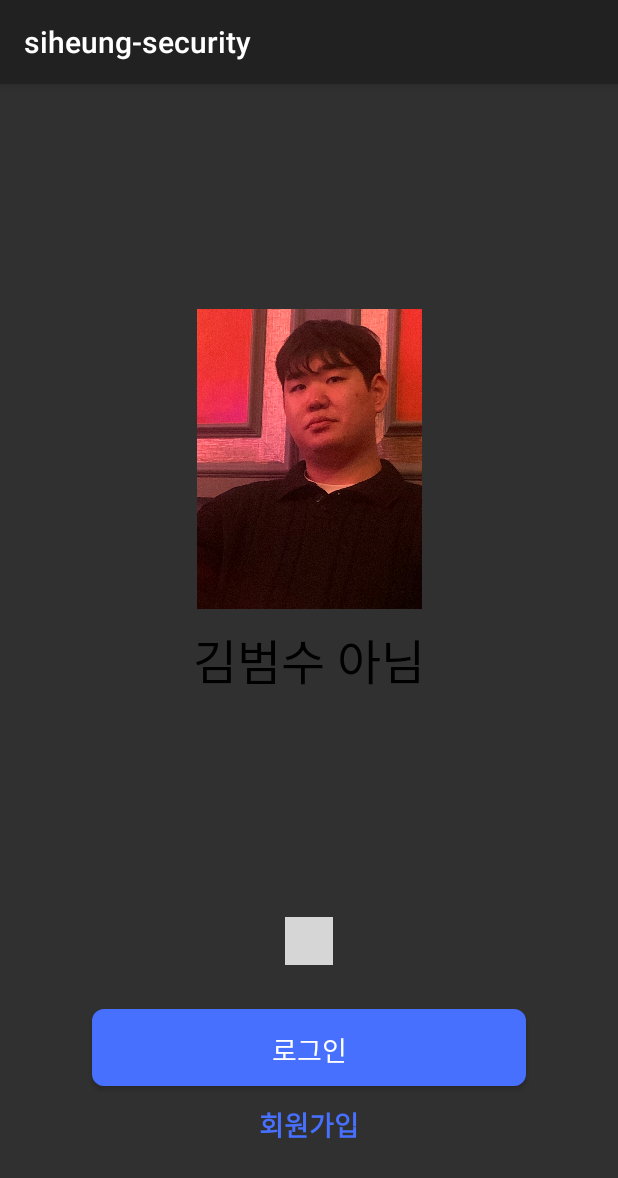
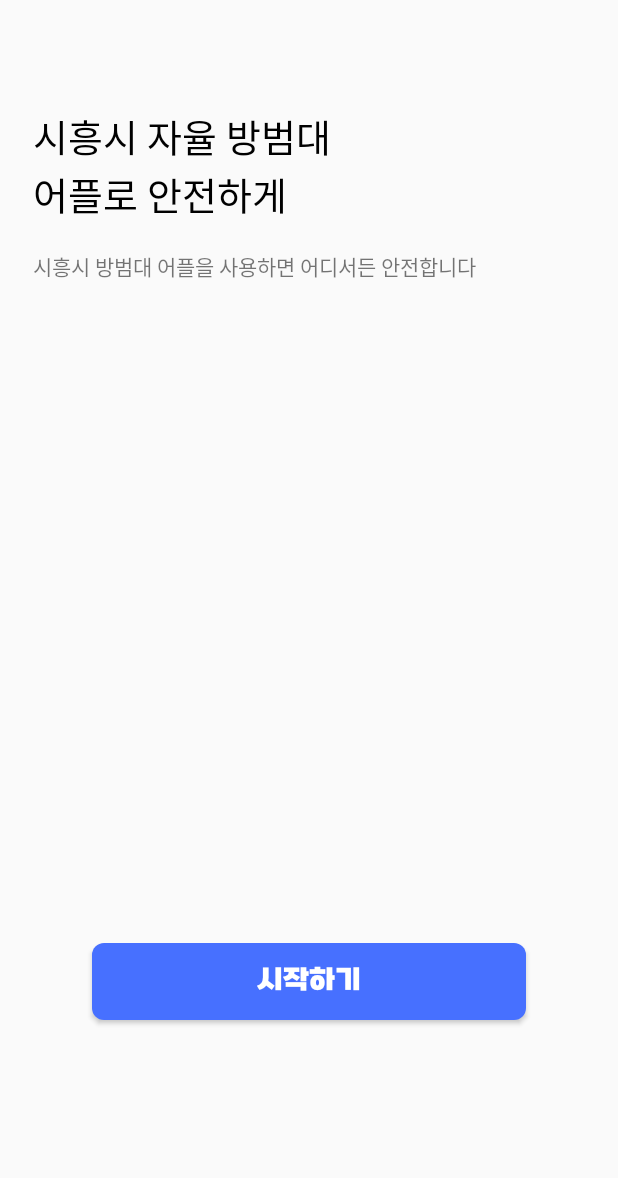
Before and after one commit to TUK-4-Idiots/siheung-security, an Android app built with Jetpack Compose: the screen it shows after launch (OnboardingActivity before the commit, FirstViewActivity after it), on a phone screen of 412 x 824 dp. Shown: the top 1178 px of the screen. Run offline under Robolectric (Android 15) with nearby library versions, the phone set to English and light mode, and no system bars; plain views replace WormDotsIndicator; grey boxes are pictures that could not be loaded.

Commit message:
feat: 스플래시 화면 및 온보딩 화면 구현

```diff
--- a/app/build.gradle.kts
+++ b/app/build.gradle.kts
@@ -70,6 +70,10 @@ dependencies {
     androidTestImplementation("androidx.compose.ui:ui-test-junit4")
     debugImplementation("androidx.compose.ui:ui-tooling")
     debugImplementation("androidx.compose.ui:ui-test-manifest")
+    //온보딩 화면 라이브러리
     implementation("androidx.viewpager2:viewpager2:1.0.0")
     implementation("com.tbuonomo:dotsindicator:5.0")
+    //스플래시 화면 라이브러리
+    implementation ("pl.droidsonroids.gif:android-gif-drawable:1.2.20")
+
 }
--- /dev/null
+++ b/app/src/main/java/com/siheung/siheung_security/FirstViewActivity.kt
@@ -0,0 +1,21 @@
+package com.siheung.siheung_security
+
+import android.content.Intent
+import android.os.Bundle
+import android.widget.Button
+import androidx.appcompat.app.AppCompatActivity
+import com.siheung.siheung_security.databinding.ActivityFirstViewBinding
+
+class FirstViewActivity : AppCompatActivity() {
+    private lateinit var binding: ActivityFirstViewBinding // 뷰 바인딩을 위한 바인딩 변수
+    lateinit var startbutton: Button
+
+    override fun onCreate(savedInstanceState: Bundle?) {
+        super.onCreate(savedInstanceState)
+        setContentView(R.layout.activity_first_view)
+
+        startbutton = findViewById(R.id.startbutton)
+        val intent = Intent(this, OnboardingActivity::class.java)
+        startbutton.setOnClickListener{startActivity(intent)}
+    }
+}
--- /dev/null
+++ b/app/src/main/java/com/siheung/siheung_security/MainActivity.kt
@@ -0,0 +1,29 @@
+package com.siheung.siheung_security
+
+import android.content.Intent
+import android.os.Bundle
+import android.os.Handler
+import android.os.Looper
+import androidx.appcompat.app.AppCompatActivity
+import com.siheung.siheung_security.FirstViewActivity
+import com.siheung.siheung_security.R
+
+class MainActivity : AppCompatActivity() {
+
+    override fun onCreate(savedInstanceState: Bundle?) {
+        super.onCreate(savedInstanceState)
+        setContentView(R.layout.activity_main)
+
+        supportActionBar?.hide()
+
+        moveMain(3) // 3초 후에 FirstViewActivity로 이동
+    }
+
+    private fun moveMain(sec: Int) {
+        Handler().postDelayed({
+            val intent = Intent(this, FirstViewActivity::class.java)
+            startActivity(intent) // intent에 명시된 액티비티로 이동
+            finish() // 현재 액티비티 종료
+        }, 1000 * sec.toLong()) // sec초 정도 딜레이를 준 후 시작
+    }
+}
--- a/app/src/main/java/com/siheung/siheung_security/ViewpagerAdapter.kt
+++ b/app/src/main/java/com/siheung/siheung_security/ViewpagerAdapter.kt
@@ -16,7 +16,6 @@ class ViewpagerAdapter(
     // ViewHolder 내부 클래스 정의
     inner class Pager2ViewHolder(itemView: View) : RecyclerView.ViewHolder(itemView) {
         // 아이템 뷰에서 사용하는 뷰 요소들을 선언합니다.
-        val itemTitle: TextView = itemView.findViewById(R.id.tvTitle) // 제목 텍스트 뷰
         val itemDetails: TextView = itemView.findViewById(R.id.tvAbout) // 세부 내용 텍스트 뷰
         val itemImage: ImageView = itemView.findViewById(R.id.ivImage) // 이미지 뷰
     }
@@ -35,7 +34,6 @@ class ViewpagerAdapter(
 
     // 뷰홀더에 데이터 바인딩
     override fun onBindViewHolder(holder: Pager2ViewHolder, position: Int) {
-        holder.itemTitle.text = title[position] // 제목 설정
         holder.itemDetails.text = details[position] // 세부 내용 설정
         holder.itemImage.setImageResource(images[position]) // 이미지 설정
 
--- /dev/null
+++ b/app/src/main/res/layout/activity_first_view.xml
@@ -0,0 +1,54 @@
+<?xml version="1.0" encoding="utf-8"?>
+<androidx.constraintlayout.widget.ConstraintLayout xmlns:android="http://schemas.android.com/apk/res/android"
+    xmlns:app="http://schemas.android.com/apk/res-auto"
+    android:layout_width="match_parent"
+    android:layout_height="match_parent">
+
+    <TextView
+        android:id="@+id/text1"
+        android:layout_width="match_parent"
+        android:layout_height="wrap_content"
+        android:text="시흥시 자율 방범대"
+        android:textColor="#000000"
+        android:fontFamily="@font/onemobiletitle"
+        android:textSize="25dp"
+        android:paddingLeft="22dp"
+        android:paddingTop="71dp"></TextView>
+
+    <TextView
+        android:id="@+id/text2"
+        android:layout_width="match_parent"
+        android:layout_height="wrap_content"
+        android:text="어플로 안전하게"
+        android:textColor="#000000"
+        android:fontFamily="@font/onemobiletitle"
+        android:textSize="25dp"
+        android:paddingLeft="22dp"
+        android:paddingBottom="18dp"
+        app:layout_constraintTop_toBottomOf="@+id/text1"></TextView>
+
+    <TextView
+        android:layout_width="match_parent"
+        android:layout_height="wrap_content"
+        android:text="시흥시 방범대 어플을 사용하면 어디서든 안전합니다"
+        android:paddingLeft="22dp"
+        android:fontFamily="@font/onemobiletitle"
+        app:layout_constraintTop_toBottomOf="@+id/text2"></TextView>
+
+    <Button
+        android:id="@+id/startbutton"
+        android:layout_width="289dp"
+        android:layout_height="51dp"
+        android:layout_marginHorizontal="8dp"
+        android:layout_marginTop="4dp"
+        android:layout_marginBottom="144dp"
+        android:background="@drawable/button_background_blue"
+        android:padding="13dp"
+        android:text="시작하기"
+        android:fontFamily="@font/sbaggro"
+        android:textColor="#FFFFFF"
+        android:textSize="18dp"
+        app:layout_constraintBottom_toBottomOf="parent"
+        app:layout_constraintLeft_toLeftOf="parent"
+        app:layout_constraintRight_toRightOf="parent"></Button>
+</androidx.constraintlayout.widget.ConstraintLayout>
--- a/app/src/main/res/layout/activity_onboarding.xml
+++ b/app/src/main/res/layout/activity_onboarding.xml
@@ -40,6 +40,7 @@
         android:text="로그인"
         android:textSize="18dp"
         android:textColor="#FFFFFF"
+        android:fontFamily="@font/sbaggro"
         android:layout_marginBottom="100dp"
         android:padding="13dp"
         android:layout_marginTop="4dp"
@@ -55,6 +56,7 @@
         android:layout_width="70dp"
         android:layout_height="51dp"
         android:text="회원가입"
+        android:fontFamily="@font/sbaggro"
         app:layout_constraintTop_toBottomOf="@+id/loginButton"
         app:layout_constraintLeft_toLeftOf="parent"
         app:layout_constraintRight_toRightOf="parent"
--- a/app/src/main/res/layout/item_page.xml
+++ b/app/src/main/res/layout/item_page.xml
@@ -6,20 +6,12 @@
     android:layout_width="match_parent"
     android:layout_height="match_parent">
 
-    <TextView
-        android:id="@+id/tvTitle"
-        android:layout_width="wrap_content"
-        android:layout_height="wrap_content"
-        android:layout_centerInParent="true"
-        android:text="Title Text"
-        android:textColor="#000000"
-        android:textSize="32sp"/>
+
 
     <TextView
         android:id="@+id/tvAbout"
         android:layout_width="wrap_content"
         android:layout_height="wrap_content"
-        android:layout_below="@+id/tvTitle"
         android:layout_centerInParent="true"
         android:layout_marginTop="10dp"
         android:text="About Topic"
@@ -31,7 +23,7 @@
         android:layout_width="200dp"
         android:layout_height="200dp"
         android:layout_centerHorizontal="true"
-        android:layout_above="@+id/tvTitle"
+        android:layout_above="@+id/tvAbout"
         android:layout_marginBottom="10dp"
         android:src="@drawable/bum"
         android:clickable="true"
```
Also changed, not shown: app/src/main/AndroidManifest.xml (+17 -13 lines), app/src/main/res/layout/activity_main.xml (added, +33 -0 lines), app/src/main/java/com/siheung/siheung_security/OnboardingActivity.kt (line endings or trailing spaces), app/src/main/res/drawable/splash_screen.gif (added), app/src/main/res/font/sbaggro.otf (added), app/src/main/res/values/themes.xml (line endings or trailing spaces).
